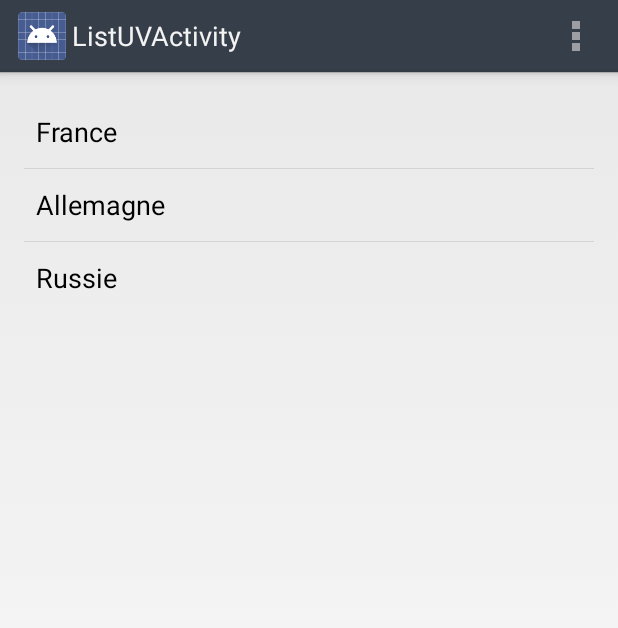
After one commit to JulesHirault/TopUV, an Android app: the ListUVActivity screen opened directly, with no data from a screen before it, on a phone screen of 412 x 824 dp. The commit adds this screen. Shown: the top 628 px of the screen. Run offline under Robolectric (Android 15) with nearby library versions, the phone set to English and light mode, and no system bars.

Commit message:
ajout topUV.sql début de la création listeUV

```diff
--- /dev/null
+++ b/TopUV/src/main/java/com/if26/topuv/activities/ListUVActivity.java
@@ -0,0 +1,73 @@
+package com.if26.topuv.activities;
+
+import android.app.Activity;
+import android.app.ActionBar;
+import android.app.Fragment;
+import android.os.Bundle;
+import android.view.LayoutInflater;
+import android.view.Menu;
+import android.view.MenuItem;
+import android.view.View;
+import android.view.ViewGroup;
+import android.os.Build;
+import android.widget.ArrayAdapter;
+import android.widget.ListView;
+
+import com.if26.topuv.R;
+
+public class ListUVActivity extends Activity {
+
+    ListView listuv;
+
+    @Override
+    protected void onCreate(Bundle savedInstanceState) {
+        super.onCreate(savedInstanceState);
+        setContentView(R.layout.fragment_list_uv);
+
+        listuv = (ListView)findViewById(R.id.listuv);
+
+        String[] listeStrings = {"France","Allemagne","Russie"};
+
+        listuv.setAdapter(new ArrayAdapter<String>(this, android.R.layout.simple_list_item_1,listeStrings));
+
+
+    }
+
+
+    @Override
+    public boolean onCreateOptionsMenu(Menu menu) {
+
+        // Inflate the menu; this adds items to the action bar if it is present.
+        getMenuInflater().inflate(R.menu.list_uv, menu);
+        return true;
+    }
+
+    @Override
+    public boolean onOptionsItemSelected(MenuItem item) {
+        // Handle action bar item clicks here. The action bar will
+        // automatically handle clicks on the Home/Up button, so long
+        // as you specify a parent activity in AndroidManifest.xml.
+        int id = item.getItemId();
+        if (id == R.id.action_settings) {
+            return true;
+        }
+        return super.onOptionsItemSelected(item);
+    }
+
+    /**
+     * A placeholder fragment containing a simple view.
+     */
+    public static class PlaceholderFragment extends Fragment {
+
+        public PlaceholderFragment() {
+        }
+
+        @Override
+        public View onCreateView(LayoutInflater inflater, ViewGroup container,
+                Bundle savedInstanceState) {
+            View rootView = inflater.inflate(R.layout.fragment_list_uv, container, false);
+            return rootView;
+        }
+    }
+
+}
--- a/TopUV/src/main/res/layout/activity_categories.xml
+++ b/TopUV/src/main/res/layout/activity_categories.xml
@@ -3,4 +3,5 @@
     xmlns:tools="http://schemas.android.com/tools"
     android:layout_width="match_parent"
     android:layout_height="match_parent"
-    android:name="com.if26.topuv.fragment.CategoriesFragment" />
+    android:name="com.if26.topuv.fragment.CategoriesFragment"
+    tools:layout="@layout/categories_page" />
--- /dev/null
+++ b/TopUV/src/main/res/layout/fragment_list_uv.xml
@@ -0,0 +1,19 @@
+<RelativeLayout xmlns:android="http://schemas.android.com/apk/res/android"
+    xmlns:tools="http://schemas.android.com/tools"
+    android:layout_width="match_parent"
+    android:layout_height="match_parent"
+    android:paddingLeft="@dimen/activity_horizontal_margin"
+    android:paddingRight="@dimen/activity_horizontal_margin"
+    android:paddingTop="@dimen/activity_vertical_margin"
+    android:paddingBottom="@dimen/activity_vertical_margin"
+    tools:context="com.if26.topuv.activities.ListUVActivity$PlaceholderFragment">
+
+    <ListView
+        android:layout_width="wrap_content"
+        android:layout_height="wrap_content"
+        android:id="@+id/listuv"
+        android:layout_alignParentLeft="true"
+        android:layout_alignParentStart="true"
+        android:layout_alignParentTop="true"
+        android:choiceMode="singleChoice" />
+</RelativeLayout>
--- /dev/null
+++ b/TopUV/src/main/res/menu/list_uv.xml
@@ -0,0 +1,9 @@
+<menu xmlns:android="http://schemas.android.com/apk/res/android"
+    xmlns:tools="http://schemas.android.com/tools"
+    tools:context="com.if26.topuv.activities.ListUVActivity" >
+
+    <item android:id="@+id/action_settings"
+        android:title="@string/action_settings"
+        android:orderInCategory="100"
+        android:showAsAction="never" />
+</menu>
--- a/TopUV/src/main/res/values/strings.xml
+++ b/TopUV/src/main/res/values/strings.xml
@@ -4,5 +4,7 @@
     <string name="app_name">  TopUV</string>
     <string name="action_settings">Settings</string>
     <string name="activity_categories">  TopUV : Categories</string>
+    <string name="title_activity_list_uv">ListUVActivity</string>
+    <string name="hello_world">Hello world!</string>
 
 </resources>
```
Also changed, not shown: TopUV/src/main/AndroidManifest.xml (+6 -2 lines), TopUV/src/main/java/com/if26/topuv/models/ListUV.java (added, +17 -0 lines), gradle/wrapper/gradle-wrapper.properties, 2 other files.
